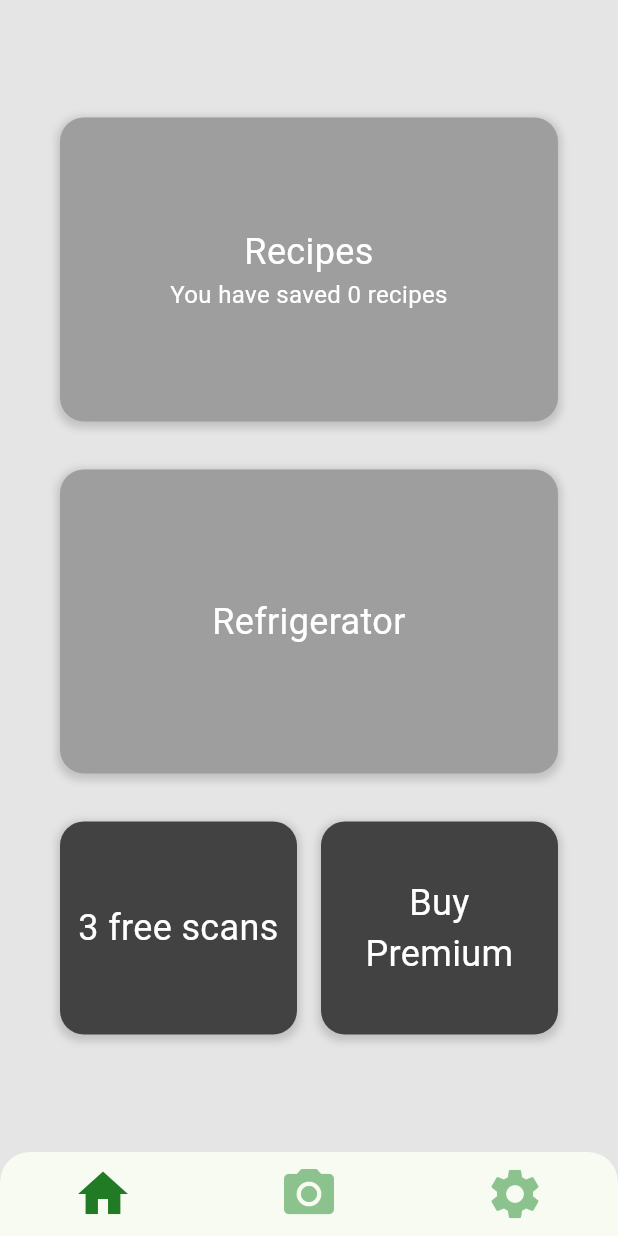
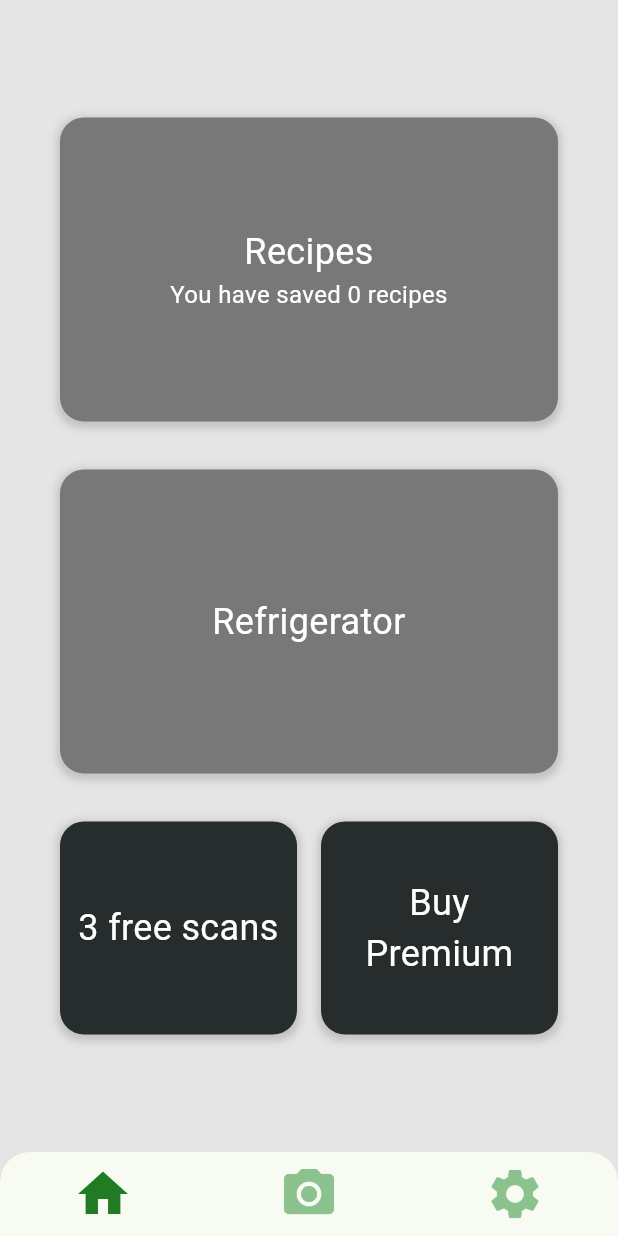
Before and after one commit to JarneLosschaert/FlavorAI, a Flutter app: the screen it shows after launch, on a phone screen of 412 x 824 dp. Run offline on Flutter 3.47's test engine with Material 2 defaults, Android fonts, the phone set to English and light mode, and no system bars; our stand-ins replace camera.

Commit message:
added colors

```diff
--- a/lib/screens/homeScreen.dart
+++ b/lib/screens/homeScreen.dart
@@ -1,3 +1,4 @@
+import 'package:flavor_ai_testing/constants/colors.dart';
 import 'package:flutter/material.dart';
 
 class HomeScreen extends StatefulWidget {
@@ -27,14 +28,14 @@ class _HomeScreenState extends State<HomeScreen> {
             child: HomeScreenCard(
                 text: "Recipes",
                 subText: "You have saved 0 recipes",
-                backgroundColor: Colors.grey,
+                backgroundColor: secondaryBackgroundColor,
                 onTap: () => {debugPrint("Recipes tapped")}),
           ),
           Flexible(
             flex: 1,
             child: HomeScreenCard(
                 text: "Refrigerator",
-                backgroundColor: Colors.grey,
+                backgroundColor: secondaryBackgroundColor,
                 onTap: () => {debugPrint("Refrigerator tapped")}),
           ),
           Flexible(
@@ -47,7 +48,7 @@ class _HomeScreenState extends State<HomeScreen> {
                       aspectRatio: 1,
                       child: HomeScreenCard(
                         text: "3 free scans",
-                        backgroundColor: Color.fromARGB(255, 66, 66, 66),
+                        backgroundColor: tertiaryColor,
                         onTap: () => widget.onCardTapped?.call(1),
                       )),
                 ),
@@ -56,7 +57,7 @@ class _HomeScreenState extends State<HomeScreen> {
                       aspectRatio: 1,
                       child: HomeScreenCard(
                         text: "Buy Premium",
-                        backgroundColor: Color.fromARGB(255, 66, 66, 66),
+                        backgroundColor: tertiaryColor,
                         onTap: () => {debugPrint("Buy Premium tapped")},
                       )),
                 ),
```
Also changed, not shown: lib/constants/colors.dart (+10 -2 lines).
